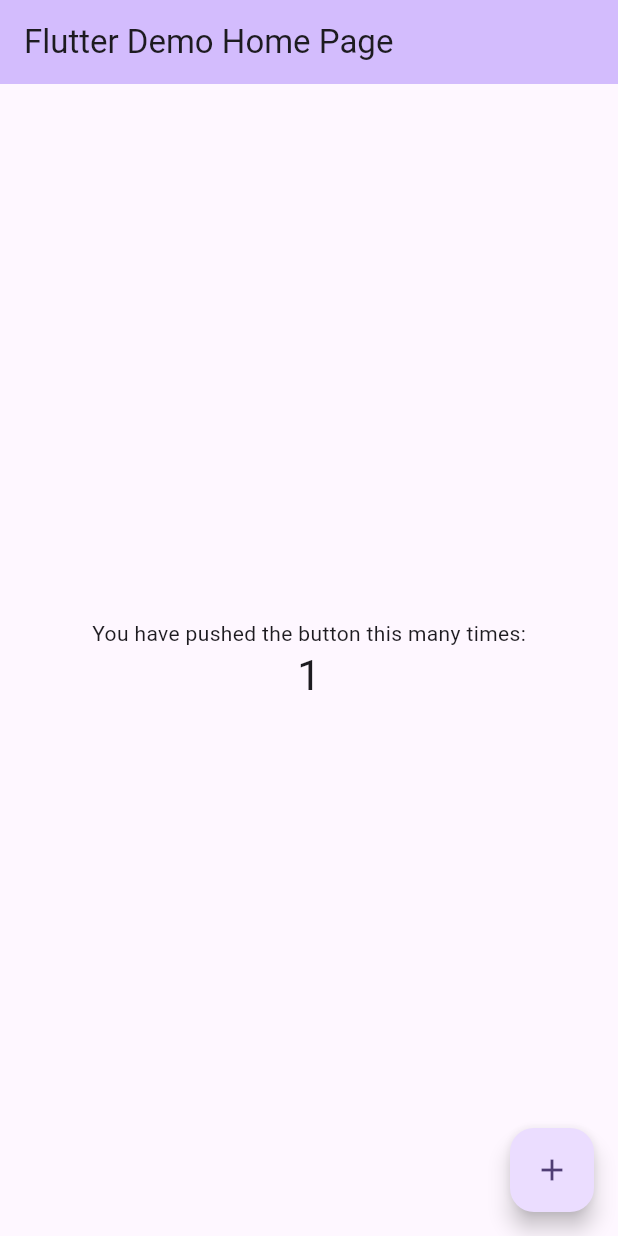
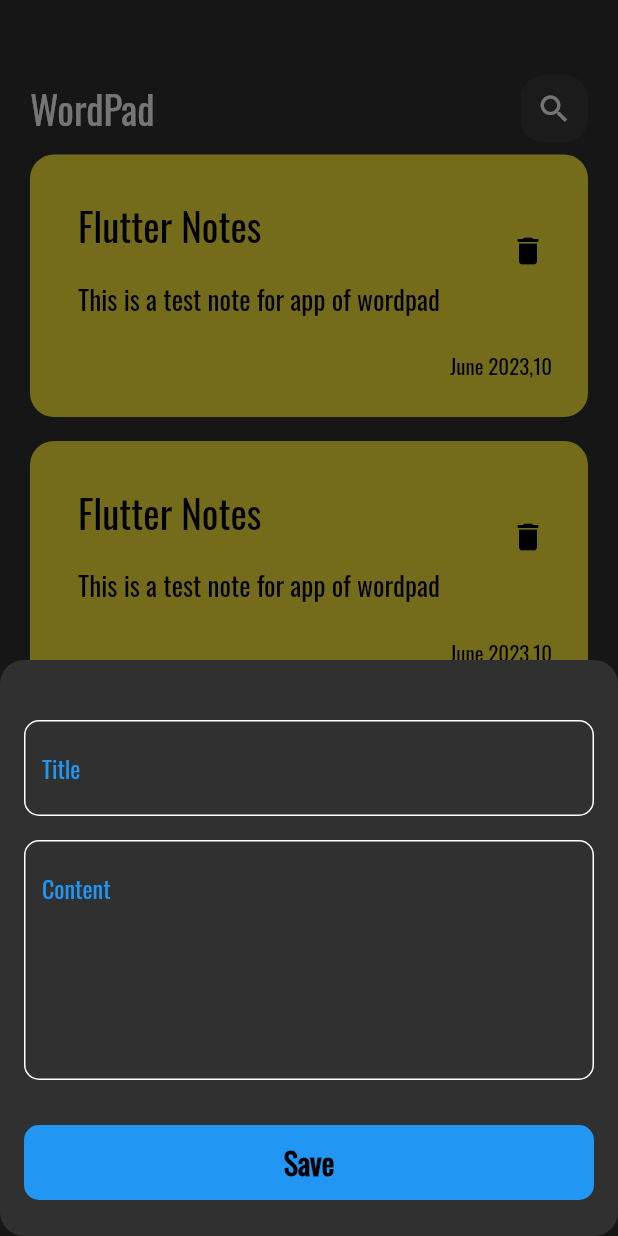
Before and after one commit to Yamensharabi/WordPad, a Flutter app: the screen it shows after launch, after a tap on the "add" icon, on a phone screen of 412 x 824 dp. Run offline on Flutter 3.47's test engine with Material 2 defaults, Android fonts, the light colour scheme and no system bars.

Commit message:
finish design

```diff
--- a/lib/main.dart
+++ b/lib/main.dart
@@ -1,4 +1,5 @@
 import 'package:flutter/material.dart';
+import 'package:wordpad_app/view/wordPad_screen.dart';
 
 void main() {
   runApp(const MyApp());
@@ -11,115 +12,9 @@ class MyApp extends StatelessWidget {
   @override
   Widget build(BuildContext context) {
     return MaterialApp(
-      title: 'Flutter Demo',
-      theme: ThemeData(
-        // This is the theme of your application.
-        //
-        // TRY THIS: Try running your application with "flutter run". You'll see
-        // the application has a blue toolbar. Then, without quitting the app,
-        // try changing the seedColor in the colorScheme below to Colors.green
-        // and then invoke "hot reload" (save your changes or press the "hot
-        // reload" button in a Flutter-supported IDE, or press "r" if you used
-        // the command line to start the app).
-        //
-        // Notice that the counter didn't reset back to zero; the application
-        // state is not lost during the reload. To reset the state, use hot
-        // restart instead.
-        //
-        // This works for code too, not just values: Most code changes can be
-        // tested with just a hot reload.
-        colorScheme: ColorScheme.fromSeed(seedColor: Colors.deepPurple),
-        useMaterial3: true,
-      ),
-      home: const MyHomePage(title: 'Flutter Demo Home Page'),
+      debugShowCheckedModeBanner: false,
+      theme: ThemeData(brightness: Brightness.dark, fontFamily: "Oswald"),
+      home: const WordPadScreen(),
     );
   }
 }
-
-class MyHomePage extends StatefulWidget {
-  const MyHomePage({super.key, required this.title});
-
-  // This widget is the home page of your application. It is stateful, meaning
-  // that it has a State object (defined below) that contains fields that affect
-  // how it looks.
-
-  // This class is the configuration for the state. It holds the values (in this
-  // case the title) provided by the parent (in this case the App widget) and
-  // used by the build method of the State. Fields in a Widget subclass are
-  // always marked "final".
-
-  final String title;
-
-  @override
-  State<MyHomePage> createState() => _MyHomePageState();
-}
-
-class _MyHomePageState extends State<MyHomePage> {
-  int _counter = 0;
-
-  void _incrementCounter() {
-    setState(() {
-      // This call to setState tells the Flutter framework that something has
-      // changed in this State, which causes it to rerun the build method below
-      // so that the display can reflect the updated values. If we changed
-      // _counter without calling setState(), then the build method would not be
-      // called again, and so nothing would appear to happen.
-      _counter++;
-    });
-  }
-
-  @override
-  Widget build(BuildContext context) {
-    // This method is rerun every time setState is called, for instance as done
-    // by the _incrementCounter method above.
-    //
-    // The Flutter framework has been optimized to make rerunning build methods
-    // fast, so that you can just rebuild anything that needs updating rather
-    // than having to individually change instances of widgets.
-    return Scaffold(
-      appBar: AppBar(
-        // TRY THIS: Try changing the color here to a specific color (to
-        // Colors.amber, perhaps?) and trigger a hot reload to see the AppBar
-        // change color while the other colors stay the same.
-        backgroundColor: Theme.of(context).colorScheme.inversePrimary,
-        // Here we take the value from the MyHomePage object that was created by
-        // the App.build method, and use it to set our appbar title.
-        title: Text(widget.title),
-      ),
-      body: Center(
-        // Center is a layout widget. It takes a single child and positions it
-        // in the middle of the parent.
-        child: Column(
-          // Column is also a layout widget. It takes a list of children and
-          // arranges them vertically. By default, it sizes itself to fit its
-          // children horizontally, and tries to be as tall as its parent.
-          //
-          // Column has various properties to control how it sizes itself and
-          // how it positions its children. Here we use mainAxisAlignment to
-          // center the children vertically; the main axis here is the vertical
-          // axis because Columns are vertical (the cross axis would be
-          // horizontal).
-          //
-          // TRY THIS: Invoke "debug painting" (choose the "Toggle Debug Paint"
-          // action in the IDE, or press "p" in the console), to see the
-          // wireframe for each widget.
-          mainAxisAlignment: MainAxisAlignment.center,
-          children: <Widget>[
-            const Text(
-              'You have pushed the button this many times:',
-            ),
-            Text(
-              '$_counter',
-              style: Theme.of(context).textTheme.headlineMedium,
-            ),
-          ],
-        ),
-      ),
-      floatingActionButton: FloatingActionButton(
-        onPressed: _incrementCounter,
-        tooltip: 'Increment',
-        child: const Icon(Icons.add),
-      ), // This trailing comma makes auto-formatting nicer for build methods.
-    );
-  }
-}
--- /dev/null
+++ b/lib/view/add_note_screen.dart
@@ -0,0 +1,31 @@
+import 'package:flutter/material.dart';
+import 'package:wordpad_app/view/widgets/my_button.dart';
+import 'package:wordpad_app/view/widgets/my_text_form_field.dart';
+
+class AddNoteScreen extends StatelessWidget {
+  const AddNoteScreen({super.key});
+
+  @override
+  Widget build(BuildContext context) {
+    return const Padding(
+      padding: EdgeInsets.symmetric(horizontal: 16.0, vertical: 24),
+      child: SingleChildScrollView(
+        child: Column(
+          children: [
+            SizedBox(height: 16),
+            MyTextFormField(
+              hintText: "Title",
+            ),
+            SizedBox(height: 16),
+            MyTextFormField(
+              hintText: "Content",
+              maxLines: 5,
+            ),
+            SizedBox(height: 30),
+            MyButton()
+          ],
+        ),
+      ),
+    );
+  }
+}
--- /dev/null
+++ b/lib/view/edit_note_screen.dart
@@ -0,0 +1,15 @@
+import 'package:flutter/material.dart';
+import 'package:wordpad_app/view/widgets/edit_note_body_widget.dart';
+
+class EditNoteScreen extends StatelessWidget {
+  const EditNoteScreen({super.key});
+
+  @override
+  Widget build(BuildContext context) {
+    return Scaffold(
+        body: Padding(
+      padding: EdgeInsets.only(top: 50.0, left: 20, right: 20),
+      child: EditNoteBody(),
+    ));
+  }
+}
--- /dev/null
+++ b/lib/view/widgets/edit_note_body_widget.dart
@@ -0,0 +1,27 @@
+import 'package:flutter/material.dart';
+import 'package:wordpad_app/view/widgets/my_abbBar_widget.dart';
+import 'package:wordpad_app/view/widgets/my_text_form_field.dart';
+
+class EditNoteBody extends StatelessWidget {
+  const EditNoteBody({super.key});
+
+  @override
+  Widget build(BuildContext context) {
+    return const Column(
+      children: [
+        MyAppBar(icon: Icons.check, title: "Edit Note"),
+        SizedBox(
+          height: 32,
+        ),
+        MyTextFormField(hintText: "Title"),
+        SizedBox(
+          height: 16,
+        ),
+        MyTextFormField(
+          hintText: "Content",
+          maxLines: 5,
+        ),
+      ],
+    );
+  }
+}
--- a/lib/view/widgets/my_abbBar_widget.dart
+++ b/lib/view/widgets/my_abbBar_widget.dart
@@ -1,26 +1,27 @@
+// ignore_for_file: public_member_api_docs, sort_constructors_first
 import 'package:flutter/material.dart';
 
+import 'my_icon.dart';
+
 class MyAppBar extends StatelessWidget {
+  final String title;
+  final IconData icon;
   const MyAppBar({
-    super.key,
-  });
+    Key? key,
+    required this.title,
+    required this.icon,
+  }) : super(key: key);
 
   @override
   Widget build(BuildContext context) {
     return Row(
       children: [
-        const Text(
-          "WordPad",
-          style: TextStyle(fontSize: 26),
+        Text(
+          title,
+          style: const TextStyle(fontSize: 26),
         ),
         const Spacer(),
-        Container(
-            height: 45,
-            width: 45,
-            decoration: BoxDecoration(
-                color: Colors.white.withOpacity(.05),
-                borderRadius: BorderRadius.circular(16)),
-            child: const Center(child: Icon(Icons.search)))
+        MyIcon(icon: icon)
       ],
     );
   }
--- /dev/null
+++ b/lib/view/widgets/my_button.dart
@@ -0,0 +1,22 @@
+import 'package:flutter/material.dart';
+
+class MyButton extends StatelessWidget {
+  const MyButton({
+    super.key,
+  });
+
+  @override
+  Widget build(BuildContext context) {
+    return Container(
+        decoration: BoxDecoration(
+            color: Colors.blue, borderRadius: BorderRadius.circular(10)),
+        width: MediaQuery.of(context).size.width,
+        height: 50,
+        child: const Center(
+            child: Text("Save",
+                style: TextStyle(
+                    color: Colors.black,
+                    fontSize: 20,
+                    fontWeight: FontWeight.w600))));
+  }
+}
--- /dev/null
+++ b/lib/view/widgets/my_icon.dart
@@ -0,0 +1,21 @@
+// ignore_for_file: public_member_api_docs, sort_constructors_first
+import 'package:flutter/material.dart';
+
+class MyIcon extends StatelessWidget {
+  final IconData icon;
+  const MyIcon({
+    Key? key,
+    required this.icon,
+  }) : super(key: key);
+
+  @override
+  Widget build(BuildContext context) {
+    return Container(
+        height: 45,
+        width: 45,
+        decoration: BoxDecoration(
+            color: Colors.white.withOpacity(.05),
+            borderRadius: BorderRadius.circular(16)),
+        child: Center(child: Icon(icon)));
+  }
+}
--- /dev/null
+++ b/lib/view/widgets/my_text_form_field.dart
@@ -0,0 +1,31 @@
+// ignore_for_file: public_member_api_docs, sort_constructors_first
+import 'package:flutter/material.dart';
+
+class MyTextFormField extends StatelessWidget {
+  final String hintText;
+  final int maxLines;
+  const MyTextFormField({
+    Key? key,
+    required this.hintText,
+    this.maxLines = 1,
+  }) : super(key: key);
+
+  @override
+  Widget build(BuildContext context) {
+    return TextField(
+      maxLines: maxLines,
+      decoration: InputDecoration(
+          hintText: hintText,
+          hintStyle: TextStyle(color: Colors.blue),
+          border: buildBorder(),
+          enabledBorder: buildBorder(),
+          focusedBorder: buildBorder(Colors.blue)),
+    );
+  }
+}
+
+OutlineInputBorder buildBorder([color]) {
+  return OutlineInputBorder(
+      borderRadius: BorderRadius.circular(10),
+      borderSide: BorderSide(color: color ?? Colors.white));
+}
--- /dev/null
+++ b/lib/view/widgets/note_item_widget.dart
@@ -0,0 +1,48 @@
+import 'package:flutter/material.dart';
+
+import '../edit_note_screen.dart';
+
+class NoteItem extends StatelessWidget {
+  const NoteItem({
+    super.key,
+  });
+
+  @override
+  Widget build(BuildContext context) {
+    return GestureDetector(
+      onTap: () {
+        Navigator.push(context, MaterialPageRoute(builder: (context) {
+          return EditNoteScreen();
+        }));
+      },
+      child: Container(
+        margin: const EdgeInsets.symmetric(vertical: 8),
+        padding: const EdgeInsets.only(top: 24, bottom: 24, left: 16),
+        decoration: BoxDecoration(
+            color: Colors.yellow, borderRadius: BorderRadius.circular(16)),
+        child: Column(
+          crossAxisAlignment: CrossAxisAlignment.end,
+          children: [
+            ListTile(
+              title: const Text("Flutter Notes",
+                  style: TextStyle(color: Colors.black, fontSize: 26)),
+              subtitle: const Padding(
+                padding: EdgeInsets.symmetric(vertical: 16.0),
+                child: Text("This is a test note for app of wordpad",
+                    style: TextStyle(color: Colors.black, fontSize: 18)),
+              ),
+              trailing: IconButton(
+                  onPressed: () {},
+                  icon: const Icon(Icons.delete, color: Colors.black)),
+            ),
+            const Padding(
+              padding: EdgeInsets.only(right: 24.0),
+              child:
+                  Text("June 2023,10", style: TextStyle(color: Colors.black)),
+            )
+          ],
+        ),
+      ),
+    );
+  }
+}
--- /dev/null
+++ b/lib/view/widgets/notes_list_view_widget.dart
@@ -0,0 +1,19 @@
+import 'package:flutter/material.dart';
+
+import 'note_item_widget.dart';
+
+class NotesListView extends StatelessWidget {
+  const NotesListView({
+    super.key,
+  });
+
+  @override
+  Widget build(BuildContext context) {
+    return ListView.builder(
+      itemCount: 3,
+      itemBuilder: (context, index) {
+        return const NoteItem();
+      },
+    );
+  }
+}
--- a/lib/view/widgets/wordPad_body_widget.dart
+++ b/lib/view/widgets/wordPad_body_widget.dart
@@ -1,6 +1,8 @@
 import 'package:flutter/material.dart';
 
 import 'my_abbBar_widget.dart';
+import 'note_item_widget.dart';
+import 'notes_list_view_widget.dart';
 
 class WrodPadBody extends StatelessWidget {
   const WrodPadBody({
@@ -9,6 +11,9 @@ class WrodPadBody extends StatelessWidget {
 
   @override
   Widget build(BuildContext context) {
-    return Column(children: [MyAppBar()]);
+    return Column(children: [
+      MyAppBar(icon: Icons.search, title: "WordPad"),
+      Expanded(child: NotesListView())
+    ]);
   }
 }
--- a/lib/view/wordPad_screen.dart
+++ b/lib/view/wordPad_screen.dart
@@ -1,16 +1,29 @@
 import 'package:flutter/material.dart';
 import 'package:wordpad_app/view/widgets/my_abbBar_widget.dart';
-import 'package:wordpad_app/view/widgets/wordPad_body_widget.dart';
+import 'package:wordpad_app/view/widgets/wordpad_body_widget.dart';
+
+import 'add_note_screen.dart';
 
 class WordPadScreen extends StatelessWidget {
   const WordPadScreen({super.key});
 
   @override
   Widget build(BuildContext context) {
-    return const Scaffold(
-        body: Padding(
-      padding: EdgeInsets.symmetric(horizontal: 20.0, vertical: 50),
-      child: WrodPadBody(),
-    ));
+    return Scaffold(
+        floatingActionButton: FloatingActionButton(
+            onPressed: () {
+              showModalBottomSheet(
+                  shape: RoundedRectangleBorder(
+                      borderRadius: BorderRadius.circular(16)),
+                  context: context,
+                  builder: (context) {
+                    return AddNoteScreen();
+                  });
+            },
+            child: Icon(Icons.add)),
+        body: const Padding(
+          padding: EdgeInsets.only(top: 50.0, left: 20, right: 20),
+          child: WrodPadBody(),
+        ));
   }
 }
```
Also changed, not shown: pubspec.yaml (+4 -11 lines), assets/fonts/Oswald-Regular.ttf (added).
